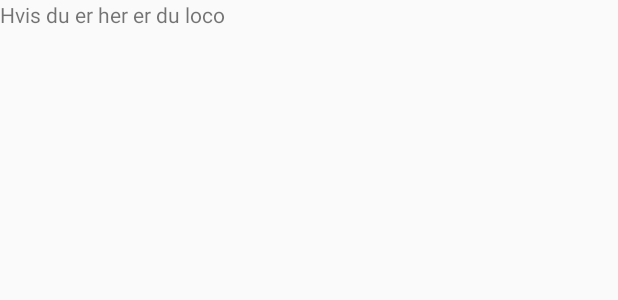
After one commit to SaraEngsted/LocoBarProjekt, an Android app: the layout activity_main2.xml on its own in the app's theme, with its tools: preview values and no code run, on a phone screen of 412 x 824 dp. The commit adds this screen. Shown: the top 300 px of the screen. Run offline under Robolectric (Android 15) with nearby library versions, the phone set to English and light mode, and no system bars.

Commit message:
lavet en ny main activity 2

```diff
--- a/app/src/main/AndroidManifest.xml
+++ b/app/src/main/AndroidManifest.xml
@@ -12,6 +12,9 @@
         android:theme="@style/Theme.LocoBar"
         tools:targetApi="31">
         <activity
+            android:name=".MainActivity2"
+            android:exported="false" />
+        <activity
             android:name=".MainActivity"
             android:exported="true">
             <intent-filter>
--- a/app/src/main/res/layout/activity_main.xml
+++ b/app/src/main/res/layout/activity_main.xml
@@ -30,7 +30,9 @@
         android:fontFamily="@font/griffy"
         android:gravity="center"
         android:text="Velkommen! Loco Bar"
+        android:textColor="#121111"
         android:textSize="48sp"
+        android:textStyle="bold"
         app:elevation="10dp"
         app:layout_constraintBottom_toBottomOf="parent"
         app:layout_constraintEnd_toEndOf="parent"
@@ -39,7 +41,7 @@
         app:layout_constraintVertical_bias="0.216" />
 
     <Button
-        android:id="@+id/button"
+        android:id="@+id/button1"
         android:layout_width="194dp"
         android:layout_height="85dp"
         android:layout_marginStart="116dp"
--- /dev/null
+++ b/app/src/main/res/layout/activity_main2.xml
@@ -0,0 +1,16 @@
+<?xml version="1.0" encoding="utf-8"?>
+<androidx.constraintlayout.widget.ConstraintLayout xmlns:android="http://schemas.android.com/apk/res/android"
+    xmlns:app="http://schemas.android.com/apk/res-auto"
+    xmlns:tools="http://schemas.android.com/tools"
+    android:layout_width="match_parent"
+    android:layout_height="match_parent"
+    tools:context=".MainActivity2">
+
+    <TextView
+        android:id="@+id/textView2"
+        android:layout_width="wrap_content"
+        android:layout_height="wrap_content"
+        android:text="Hvis du er her er du loco"
+        tools:layout_editor_absoluteX="113dp"
+        tools:layout_editor_absoluteY="274dp" />
+</androidx.constraintlayout.widget.ConstraintLayout>
```
Also changed, not shown: app/src/main/java/com/example/locobar/MainActivity.java (+18 -11 lines), app/src/main/java/com/example/locobar/MainActivity2.java (added, +14 -0 lines).
